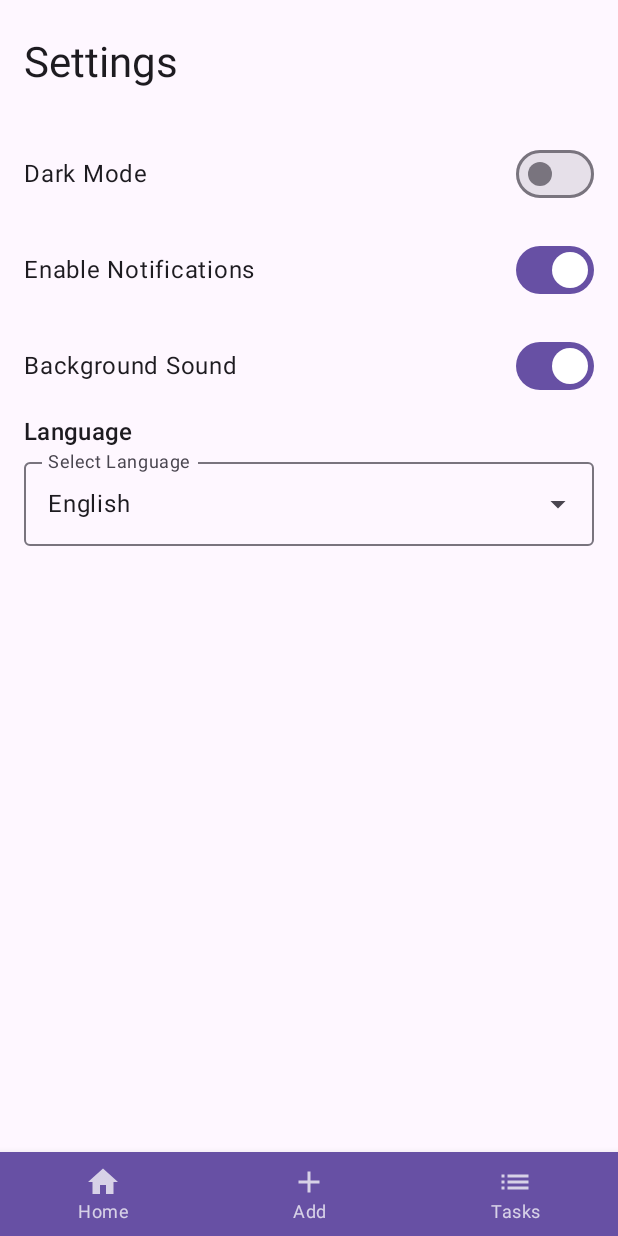
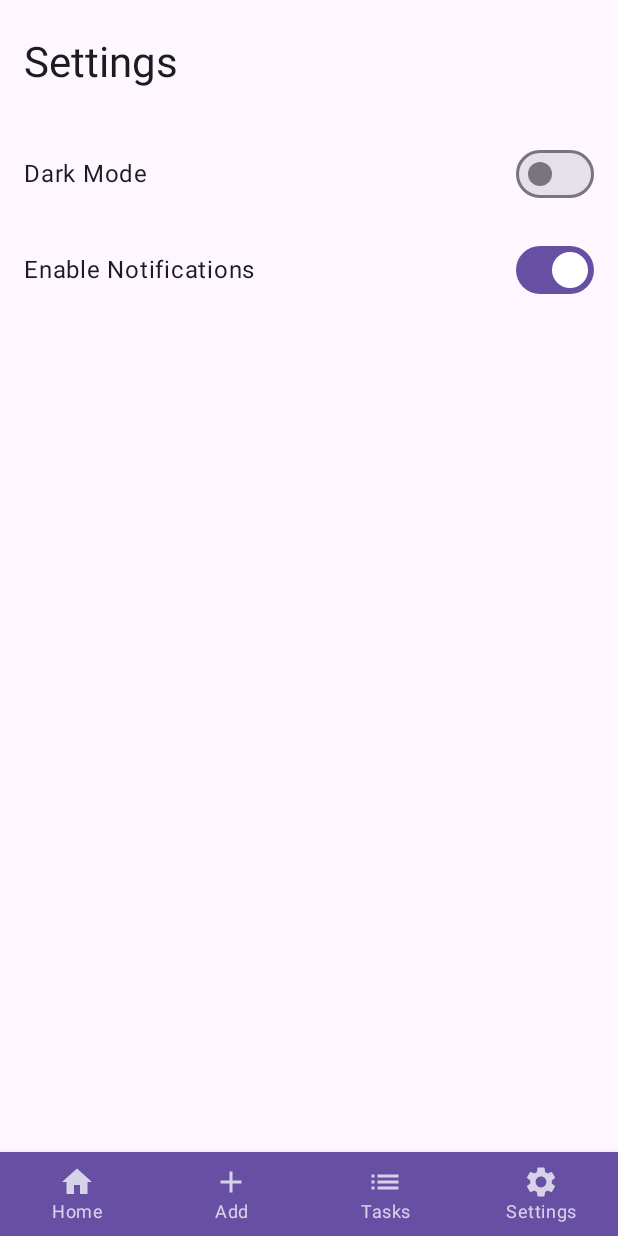
Before and after one commit to r2le8/MyAndroidApp, an Android app built with Jetpack Compose: the SettingsScreen screen opened through its navigation route, on a phone screen of 412 x 824 dp. Run offline under Robolectric (Android 15) with nearby library versions, the phone set to English and light mode, and no system bars; our stand-ins replace Room's generated code.

Commit message:
added settings and fixed notifcation

```diff
--- a/app/src/main/java/com/example/courseworkdemo/HomeScreen.kt
+++ b/app/src/main/java/com/example/courseworkdemo/HomeScreen.kt
@@ -154,6 +154,11 @@ fun HomeScreen(navController: NavController, viewModel: TaskViewModel) {
                 )
             }
         }
+        Divider(
+            color = MaterialTheme.colorScheme.onSurface.copy(alpha = 0.2f),
+            thickness = 1.dp,
+            modifier = Modifier.padding(bottom = 8.dp)
+        )
         if (showUndoButton) {
             Button(onClick = {
                 viewModel.undoDelete()
@@ -162,12 +167,6 @@ fun HomeScreen(navController: NavController, viewModel: TaskViewModel) {
                 Text("Undo Delete")
             }
         }
-
-        Divider(
-            color = MaterialTheme.colorScheme.onSurface.copy(alpha = 0.2f),
-            thickness = 1.dp,
-            modifier = Modifier.padding(bottom = 8.dp)
-        )
 
         // Display tasks or "You're all caught up!" message
         if (filteredTasks.isEmpty()) {
--- a/app/src/main/java/com/example/courseworkdemo/MainActivity.kt
+++ b/app/src/main/java/com/example/courseworkdemo/MainActivity.kt
@@ -62,7 +62,7 @@ class MainActivity : ComponentActivity() {
         setContent {
             val navController = rememberNavController()
             var darkModeEnabled by remember { mutableStateOf(false) }
-
+            var notificationsEnabled by remember { mutableStateOf(true) }
             // Apply dark mode theme dynamically
             // Apply dark mode theme dynamically using colorScheme
             val colors = if (darkModeEnabled) darkColorScheme() else lightColorScheme()
@@ -82,12 +82,14 @@ class MainActivity : ComponentActivity() {
                                 .fillMaxSize()
                         ) {
                             composable("home") { HomeScreen(navController, viewModel) }
-                            composable("task_creation") { TaskCreationScreen(navController, viewModel) }
+                            composable("task_creation") { TaskCreationScreen(navController, viewModel,notificationsEnabled = notificationsEnabled) }
                             composable("task_list") { TaskListScreen(navController, viewModel) }
                             composable("settings") {
                                 SettingsScreen(
                                     isDarkMode = darkModeEnabled,
-                                    onDarkModeChanged = { darkModeEnabled = it }
+                                    onDarkModeChanged = { darkModeEnabled = it },
+                                    notificationsEnabled = notificationsEnabled,
+                                    onNotificationsChanged = { notificationsEnabled = it }
                                 )
                             }
                         }
@@ -122,6 +124,11 @@ fun BottomNavBar(navController: NavController) {
             selected = false,
             onClick = { navController.navigate("task_list") }
         )
-
+        BottomNavigationItem(
+            icon = { Icon(Icons.Filled.Settings, contentDescription = "Settings") },  // <-- ADD THIS
+            label = { Text("Settings") },
+            selected = false,
+            onClick = { navController.navigate("settings") }
+        )
     }
 }
--- a/app/src/main/java/com/example/courseworkdemo/SettingsScreen.kt
+++ b/app/src/main/java/com/example/courseworkdemo/SettingsScreen.kt
@@ -31,11 +31,10 @@ import androidx.compose.ui.unit.dp
 @Composable
 fun SettingsScreen(
     isDarkMode: Boolean,
-    onDarkModeChanged: (Boolean) -> Unit
+    onDarkModeChanged: (Boolean) -> Unit,
+    notificationsEnabled: Boolean,
+    onNotificationsChanged: (Boolean) -> Unit
 ) {
-    var notificationsEnabled by remember { mutableStateOf(true) }
-    var selectedLanguage by remember { mutableStateOf("English") }
-    var backgroundSoundEnabled by remember { mutableStateOf(true) }
 
     Column(
         modifier = Modifier
@@ -50,18 +49,9 @@ fun SettingsScreen(
         RowSettingItem("Dark Mode", isDarkMode) { onDarkModeChanged(it) }
 
         // Notifications Toggle
-        RowSettingItem("Enable Notifications", notificationsEnabled) { notificationsEnabled = it }
+        RowSettingItem("Enable Notifications", notificationsEnabled) { onNotificationsChanged(it) }
 
-        // Background Sound
-        RowSettingItem("Background Sound", backgroundSoundEnabled) { backgroundSoundEnabled = it }
-
-        // Language Dropdown
-        Text("Language", style = MaterialTheme.typography.titleMedium)
-        DropdownSetting(
-            options = listOf("English", "Chinese", "Spanish"),
-            selectedOption = selectedLanguage,
-            onOptionSelected = { selectedLanguage = it }
-        )
+        // ... rest
     }
 }
 
@@ -79,37 +69,3 @@ fun RowSettingItem(label: String, checked: Boolean, onCheckedChange: (Boolean) -
         Switch(checked = checked, onCheckedChange = onCheckedChange)
     }
 }
-
-@Composable
-fun DropdownSetting(options: List<String>, selectedOption: String, onOptionSelected: (String) -> Unit) {
-    var expanded by remember { mutableStateOf(false) }
-
-    Box {
-        OutlinedTextField(
-            value = selectedOption,
-            onValueChange = {},
-            label = { Text("Select Language") },
-            modifier = Modifier.fillMaxWidth(),
-            readOnly = true,
-            trailingIcon = {
-                IconButton(onClick = { expanded = true }) {
-                    Icon(Icons.Default.ArrowDropDown, contentDescription = "Dropdown")
-                }
-            }
-        )
-        DropdownMenu(
-            expanded = expanded,
-            onDismissRequest = { expanded = false }
-        ) {
-            options.forEach { option ->
-                DropdownMenuItem(
-                    text = { Text(option) },
-                    onClick = {
-                        onOptionSelected(option)
-                        expanded = false
-                    }
-                )
-            }
-        }
-    }
-}
--- a/app/src/main/java/com/example/courseworkdemo/TaskCreationScreen.kt
+++ b/app/src/main/java/com/example/courseworkdemo/TaskCreationScreen.kt
@@ -18,7 +18,7 @@ import java.util.*
 import java.util.concurrent.TimeUnit
 
 @Composable
-fun TaskCreationScreen(navController: NavController, viewModel: TaskViewModel) {
+fun TaskCreationScreen(navController: NavController, viewModel: TaskViewModel,notificationsEnabled: Boolean) {
     val context = LocalContext.current
     var taskName by remember { mutableStateOf("") }
     var taskDescription by remember { mutableStateOf("") }
@@ -26,6 +26,7 @@ fun TaskCreationScreen(navController: NavController, viewModel: TaskViewModel) {
     var category by remember { mutableStateOf("Personal") }
     var priority by remember { mutableStateOf("Medium") }
     var showError by remember { mutableStateOf(false) }
+
 
     val calendar = Calendar.getInstance()
     val datePickerDialog = DatePickerDialog(
@@ -122,6 +123,8 @@ fun TaskCreationScreen(navController: NavController, viewModel: TaskViewModel) {
                     // Set notifications for the day before and on the due date
                     val taskDueCalendar = Calendar.getInstance().apply { time = taskDueDate }
 
+                    // Only schedule notifications if they are enabled
+                    if (notificationsEnabled) {
                         // Schedule notification for a day before the due date
                         val oneDayBefore = taskDueCalendar.apply { add(Calendar.DAY_OF_YEAR, -1) }
                         val workRequest1 = OneTimeWorkRequestBuilder<TaskNotificationWorker>()
@@ -137,6 +140,7 @@ fun TaskCreationScreen(navController: NavController, viewModel: TaskViewModel) {
 
                         WorkManager.getInstance(context).enqueue(workRequest1)
                         WorkManager.getInstance(context).enqueue(workRequest2)
+                    }
                 }
 
                 navController.popBackStack()
```
Lines whose indentation alone changed are shown as unchanged.
